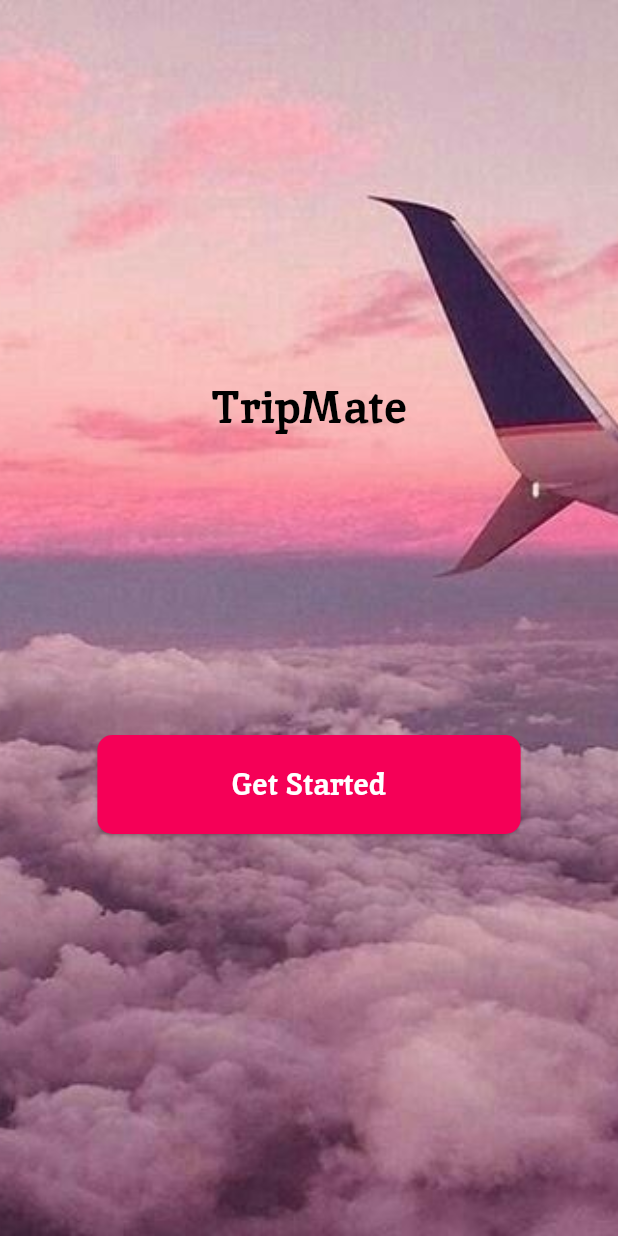
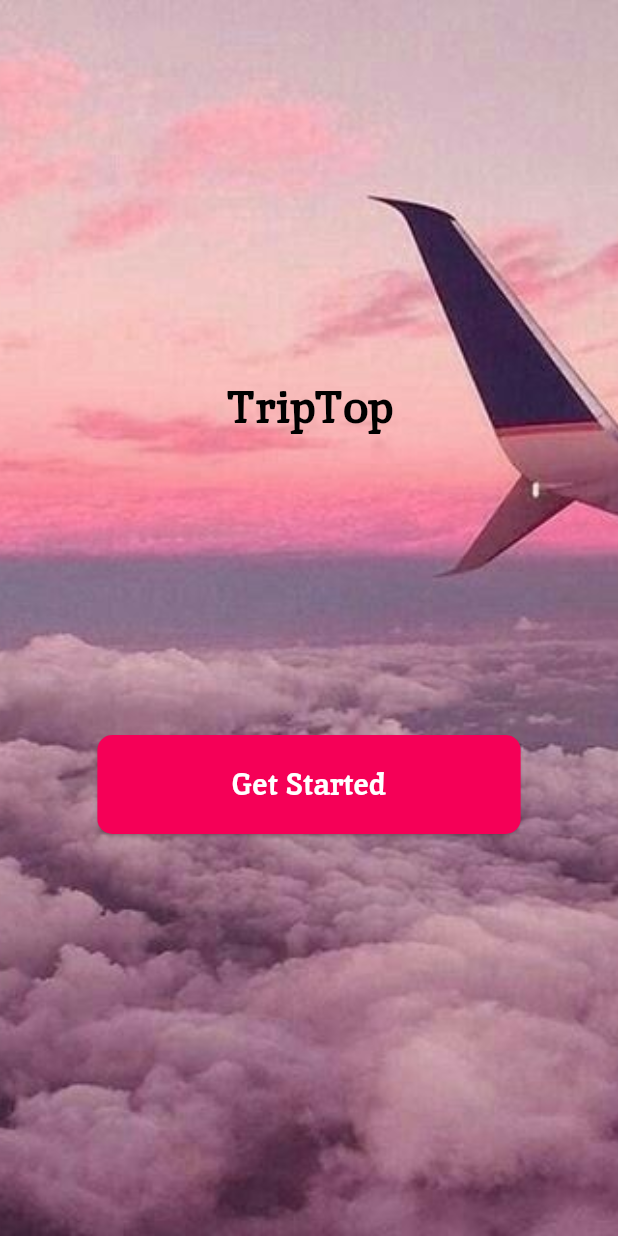
Before and after one commit to jingyinggggg/Mobile_App, a Flutter app: the screen it shows after launch, on a phone screen of 412 x 824 dp. Run offline on Flutter 3.47's test engine with Material 3 defaults, Android fonts, the phone set to English and light mode, and no system bars; our stand-ins replace app_links, cached_network_image, cloud_firestore, convex_bottom_bar, device_info_plus, dio and 17 more; missing offline and left inert: bcrypt, encrypt, syncfusion_flutter_pdfviewer; accounts and stored records are empty; project files that could hold a hidden picture were left out.

Commit message:
Modified App Name

```diff
--- a/lib/main.dart
+++ b/lib/main.dart
@@ -140,7 +140,7 @@ class _MainAppState extends State<MainApp> {
   void _handleDeepLink(Uri uri) {
     print('Url: ${uri.toString()}');
 
-    if (uri.pathSegments.isNotEmpty && uri.host == 'tripmate.com') {
+    if (uri.pathSegments.isNotEmpty && uri.host == 'triptop.com') {
       print('Host and path segments match');
 
       final path = uri.pathSegments[0];
--- a/lib/pdf_invoice_api.dart
+++ b/lib/pdf_invoice_api.dart
@@ -74,7 +74,7 @@ class PdfInvoiceApi {
     children: [
       SizedBox(height: 1 * PdfPageFormat.cm),
       Text(
-        "TripMate",
+        "TripTop",
         style: TextStyle(fontSize: defaultLabelFontSize, fontWeight: FontWeight.bold)
       ),
       SizedBox(height: 10),
--- a/lib/screens/admin/adminViewCustomerDetails.dart
+++ b/lib/screens/admin/adminViewCustomerDetails.dart
@@ -587,7 +587,7 @@ class _AdminViewCustomerDetailsScreenState extends State<AdminViewCustomerDetail
           final invoice = Invoice(
             supplier: Supplier(
               name: "Admin",
-              address: "admin@tripmate.com",
+              address: "admin@triptop.com",
             ),
             customer: Customer(
               name: custData!['name'],
@@ -772,7 +772,7 @@ class _AdminViewCustomerDetailsScreenState extends State<AdminViewCustomerDetail
       final invoice = Invoice(
         supplier: Supplier(
           name: "Admin",
-          address: "admin@tripmate.com",
+          address: "admin@triptop.com",
         ),
         customer: Customer(
           name: custData!['name'],
@@ -853,7 +853,7 @@ class _AdminViewCustomerDetailsScreenState extends State<AdminViewCustomerDetail
       final invoice = Invoice(
         supplier: Supplier(
           name: "Admin",
-          address: "admin@tripmate.com",
+          address: "admin@triptop.com",
         ),
         customer: Customer(
           name: custData!['name'],
@@ -938,7 +938,7 @@ class _AdminViewCustomerDetailsScreenState extends State<AdminViewCustomerDetail
       final invoice = Invoice(
         supplier: Supplier(
           name: "Admin",
-          address: "admin@tripmate.com",
+          address: "admin@triptop.com",
         ),
         customer: Customer(
           name: custData!['name'],
@@ -1035,7 +1035,7 @@ class _AdminViewCustomerDetailsScreenState extends State<AdminViewCustomerDetail
       final invoice = Invoice(
         supplier: Supplier(
           name: "Admin",
-          address: "admin@tripmate.com",
+          address: "admin@triptop.com",
         ),
         customer: Customer(
           name: custData!['name'],
--- a/lib/screens/admin/viewFeedback.dart
+++ b/lib/screens/admin/viewFeedback.dart
@@ -108,9 +108,9 @@ class _FeedbackScreenState extends State<ViewFeedbackScreen>{
                   crossAxisAlignment: CrossAxisAlignment.stretch,
                   children: [
                     Text(
-                      """Thank you for using TripMate. This page is dedicated to gathering your valuable insights and suggestions to help us enhance your experience. Your feedback is crucial in making TripMate more tailored to your travel needs and preferences. Whether it's about the features, user interface, or any improvements you'd like to see, we want to hear from you.
+                      """Thank you for using TripTop. This page is dedicated to gathering your valuable insights and suggestions to help us enhance your experience. Your feedback is crucial in making TripTop more tailored to your travel needs and preferences. Whether it's about the features, user interface, or any improvements you'd like to see, we want to hear from you.
 
-                      Let us know what you love, what could be better, and any ideas you have for making TripMate the ultimate travel companion. Your input helps us innovate and grow, ensuring that our platform continually evolves to provide the best service possible.
+                      Let us know what you love, what could be better, and any ideas you have for making TripTop the ultimate travel companion. Your input helps us innovate and grow, ensuring that our platform continually evolves to provide the best service possible.
                       """,
                       style: TextStyle(
                         fontSize: defaultFontSize,
@@ -178,7 +178,7 @@ class _FeedbackScreenState extends State<ViewFeedbackScreen>{
         fontSize: defaultFontSize,
       ),
       decoration: InputDecoration(
-        hintText: 'Write down any doubt or any improvement for TripMate...',
+        hintText: 'Write down any doubt or any improvement for TripTop...',
         labelText: 'Feedback',
         filled: true,
         fillColor: Colors.white,
--- a/lib/screens/forgot_password.dart
+++ b/lib/screens/forgot_password.dart
@@ -456,7 +456,7 @@ class _ForgotPasswordScreenState extends State<ForgotPasswordScreen> {
                             SizedBox(height: screenHeight * 0.03), // Responsive height
                             const Center(
                               child: Text(
-                                'TripMate',
+                                'TripTop',
                                 style: TextStyle(
                                   fontSize: 30,
                                   fontWeight: FontWeight.bold,
--- a/lib/screens/leaveFeedback.dart
+++ b/lib/screens/leaveFeedback.dart
@@ -108,9 +108,9 @@ class _FeedbackScreenState extends State<FeedbackScreen>{
                   crossAxisAlignment: CrossAxisAlignment.stretch,
                   children: [
                     Text(
-                      """Thank you for using TripMate. This page is dedicated to gathering your valuable insights and suggestions to help us enhance your experience. Your feedback is crucial in making TripMate more tailored to your travel needs and preferences. Whether it's about the features, user interface, or any improvements you'd like to see, we want to hear from you.
+                      """Thank you for using TripTop. This page is dedicated to gathering your valuable insights and suggestions to help us enhance your experience. Your feedback is crucial in making TripTop more tailored to your travel needs and preferences. Whether it's about the features, user interface, or any improvements you'd like to see, we want to hear from you.
 
-                      Let us know what you love, what could be better, and any ideas you have for making TripMate the ultimate travel companion. Your input helps us innovate and grow, ensuring that our platform continually evolves to provide the best service possible.
+                      Let us know what you love, what could be better, and any ideas you have for making TripTop the ultimate travel companion. Your input helps us innovate and grow, ensuring that our platform continually evolves to provide the best service possible.
                       """,
                       style: TextStyle(
                         fontSize: defaultFontSize,
@@ -178,7 +178,7 @@ class _FeedbackScreenState extends State<FeedbackScreen>{
         fontSize: defaultFontSize,
       ),
       decoration: InputDecoration(
-        hintText: 'Write down any doubt or any improvement for TripMate...',
+        hintText: 'Write down any doubt or any improvement for TripTop...',
         labelText: 'Feedback',
         filled: true,
         fillColor: Colors.white,
--- a/lib/screens/login.dart
+++ b/lib/screens/login.dart
@@ -22,7 +22,7 @@ class LoginScreen extends StatefulWidget {
 class _LoginScreenState extends State<LoginScreen> {
 
   // Add email and password controllers
-  final TextEditingController emailController = TextEditingController(text: "admin@tripmate.com");
+  final TextEditingController emailController = TextEditingController(text: "admin@triptop.com");
   final TextEditingController passwordController = TextEditingController(text: "12345678@");
 
   @override
@@ -400,7 +400,7 @@ class _LoginScreenState extends State<LoginScreen> {
                     SizedBox(height: screenHeight * 0.3), // Responsive height
                     const Center(
                       child: Text(
-                        'TripMate',
+                        'TripTop',
                         style: TextStyle(
                           fontSize: 30,
                           fontWeight: FontWeight.bold,
--- a/lib/screens/travelAgent/travelAgentHomepage.dart
+++ b/lib/screens/travelAgent/travelAgentHomepage.dart
@@ -27,7 +27,7 @@ class _TravelAgentHomepageScreenState extends State<TravelAgentHomepageScreen> {
   bool hasNoti = false;
 
   final List<String> _screenTitles = [
-    "Tripmate",
+    "TripTop",
     "Messages",
     "Account",
   ];
--- a/lib/screens/user/bookings.dart
+++ b/lib/screens/user/bookings.dart
@@ -1353,7 +1353,7 @@ class _BookingsScreenState extends State<BookingsScreen> with SingleTickerProvid
                     Text("Please transfer $amount to the following account:", textAlign: TextAlign.justify),
                     const SizedBox(height: 8),
                     const Text(
-                      "Bank: Hong Leong Bank\nAccount Name: TripMate\nAccount Number: 1234567890",
+                      "Bank: Hong Leong Bank\nAccount Name: TripTop\nAccount Number: 1234567890",
                       style: TextStyle(fontWeight: FontWeight.bold),
                     ),
                     const SizedBox(height: 20),
--- a/lib/screens/user/carRentalDetails.dart
+++ b/lib/screens/user/carRentalDetails.dart
@@ -264,7 +264,7 @@ class _CarRentalDetailsScreenState extends State<CarRentalDetailsScreen> {
 
   @override
   Widget build(BuildContext context) {
-    final String shareLink = 'https://tripmate.com/carRentalDetails/${widget.userId}/${widget.carId}/true';
+    final String shareLink = 'https://triptop.com/carRentalDetails/${widget.userId}/${widget.carId}/true';
     return Scaffold(
       resizeToAvoidBottomInset: true,
       backgroundColor: Colors.white,
--- a/lib/screens/user/createBooking.dart
+++ b/lib/screens/user/createBooking.dart
@@ -897,58 +897,6 @@ class _createBookingScreenState extends State<createBookingScreen> {
               ),
             ),
           );
-
-          // Use Future.microtask to show the loading dialog after the previous dialog is closed
-          // Future.microtask(() {
-          //   showLoadingDialog(context, "Generating Invoice...");
-          // });
-
-          // final date = DateTime.now();
-          // final DateFormat dateFormat = DateFormat('dd/MM/yyyy');
-
-          // final invoice = Invoice(
-          //   supplier: Supplier(
-          //     name: "Admin",
-          //     address: "admin@tripmate.com",
-          //   ),
-          //   customer: Customer(
-          //     name: _userData['name'] ?? "Unknown Customer",
-          //     address: _userData['address'] ?? "Unknown Customer Address",
-          //   ),
-          //   info: InvoiceInfo(
-          //     date: date,
-          //     description: "You have paid the bill. Below is the invoice summary:",
-          //     number: '${DateTime.now().year}-$id',
-          //   ),
-          //   // Wrap the single InvoiceItem in a list
-          //   items: [
-          //     InvoiceItem(
-          //       description: "Local Buddy: ${_localBuddy!.localBuddyName} ($selectedLocalBuddyBookingDateString)",
-          //       quantity: LBDifferenceInDays!,
-          //       unitPrice: _localBuddy!.price!.toInt(),
-          //       total:  LBTotalPrice ?? 0.0,
-          //     ),
-          //   ],
-          // );
-
-          // // Perform some async operation
-          // await generateInvoice(id, invoice, "Local Buddy", "localBuddyBooking", "invoice", false, false, false);
-
-          // // After the operation is done, hide the loading dialog
-          // Navigator.of(context).pop(); // This will close the loading dialog
-
-          // // Navigate to the homepage after PDF viewer
-          // Future.delayed(Duration(milliseconds: 500), () {
-          //   Navigator.pushReplacement(
-          //     context,
-          //     MaterialPageRoute(
-          //       builder: (context) => UserHomepageScreen(
-          //         userId: widget.userId,
-          //         currentPageIndex: 3,
-          //       ),
-          //     ),
-          //   );
-          // });
         },
         textButton: "Done"
       );
@@ -995,7 +943,7 @@ class _createBookingScreenState extends State<createBookingScreen> {
                     Text("Please transfer $amount to the following account:", textAlign: TextAlign.justify),
                     const SizedBox(height: 8),
                     const Text(
-                      "Bank: Hong Leong Bank\nAccount Name: TripMate\nAccount Number: 1234567890",
+                      "Bank: Hong Leong Bank\nAccount Name: TripTop\nAccount Number: 1234567890",
                       style: TextStyle(fontWeight: FontWeight.bold),
                     ),
                     const SizedBox(height: 20),
--- a/lib/screens/user/homepage.dart
+++ b/lib/screens/user/homepage.dart
@@ -36,7 +36,7 @@ class _UserHomepageScreenState extends State<UserHomepageScreen> {
   List<Map<String, dynamic>> localBuddyList = [];
 
   final List<String> _screenTitles = [
-    "Tripmate",
+    "TripTop",
     "Itinerary",
     "Messages",
     "Bookings",
--- a/lib/screens/user/localBuddyDetails.dart
+++ b/lib/screens/user/localBuddyDetails.dart
@@ -291,7 +291,7 @@ class _LocalBuddyDetailsScreenState extends State<LocalBuddyDetailsScreen> {
 
   @override
   Widget build(BuildContext context) {
-    final String shareLink = 'https://tripmate.com/localBuddyDetails/${widget.userId}/${widget.localBuddyId}/true';
+    final String shareLink = 'https://triptop.com/localBuddyDetails/${widget.userId}/${widget.localBuddyId}/true';
 
     return Scaffold(
       resizeToAvoidBottomInset: true,
--- a/lib/screens/user/viewAIItinerary.dart
+++ b/lib/screens/user/viewAIItinerary.dart
@@ -62,7 +62,7 @@ Future<void> _fetchItinerary(String itineraryId) async {
 
   @override
   Widget build(BuildContext context) {
-    final String shareLink = 'https://tripmate.com/viewAIItinerary/${widget.userId}/${widget.itineraryID}/true';
+    final String shareLink = 'https://triptop.com/viewAIItinerary/${widget.userId}/${widget.itineraryID}/true';
 
     return Scaffold(
       resizeToAvoidBottomInset: true,
--- a/lib/screens/user/viewTourDetails.dart
+++ b/lib/screens/user/viewTourDetails.dart
@@ -299,8 +299,7 @@ class _ViewTourDetailsScreenState extends State<ViewTourDetailsScreen> with Widg
   @override
   Widget build(BuildContext context) {
 
-    final String shareLink = 'https://tripmate.com/viewTourDetails/${widget.userId}/${widget.countryName}/${widget.cityName}/${widget.tourID}/true';
-    // final String shareLink = 'https://tripmate.com/login';
+    final String shareLink = 'https://triptop.com/viewTourDetails/${widget.userId}/${widget.countryName}/${widget.cityName}/${widget.tourID}/true';
 
     print(widget.fromAppLink);
     return Scaffold(
--- a/lib/screens/welcome.dart
+++ b/lib/screens/welcome.dart
@@ -36,7 +36,7 @@ class _WelcomeScreenState extends State<WelcomeScreen> {
                   right: 0,
                   child: Center(
                     child: Text(
-                      'TripMate',
+                      'TripTop',
                       style: TextStyle(
                         fontSize: 30,
                         fontWeight: FontWeight.bold,
```
